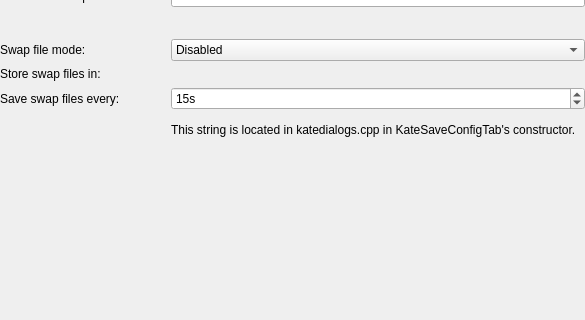
The window that src/dialogs/opensaveconfigadvwidget.ui (KDE/ktexteditor) describes before a commit, drawn with Qt 5; both pictures show x 0 to 585 and y 173 to 493 of the 585 by 590 pixel window.
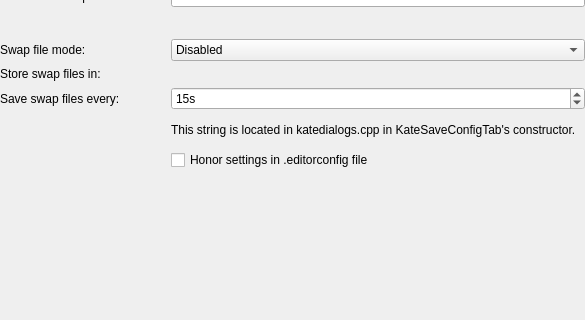
The same window after the commit. Custom widgets are drawn as their Qt base class.

Commit message: Allow disabling editorconfig

Patch:
```diff
--- a/src/dialogs/opensaveconfigadvwidget.ui
+++ b/src/dialogs/opensaveconfigadvwidget.ui
@@ -241,6 +241,13 @@
        </property>
       </spacer>
      </item>
+     <item row="12" column="1">
+      <widget class="QCheckBox" name="chkEditorConfig">
+       <property name="text">
+        <string>Honor settings in .editorconfig file</string>
+       </property>
+      </widget>
+     </item>
     </layout>
    </item>
    <item>
```
The commit also changes 4 other files.
